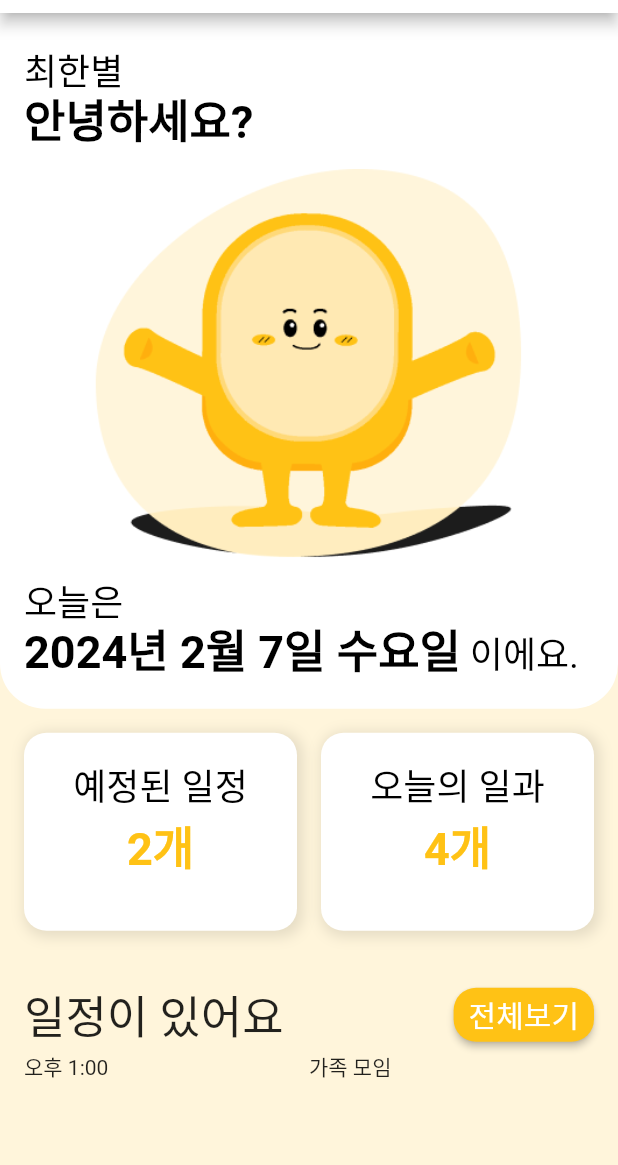
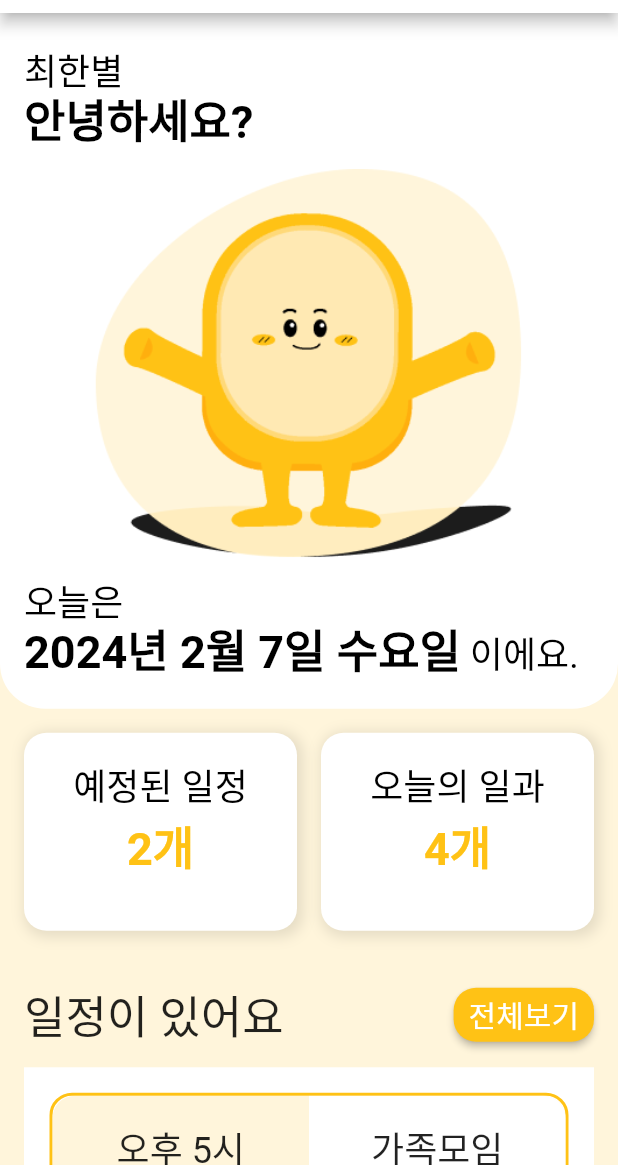
Before and after one commit to H0ngJu/atti, a Flutter app: the screen it shows after launch, on a phone screen of 412 x 824 dp, the part 71-1236 px from its top. Run offline on Flutter 3.47's test engine with Material 2 defaults, Android fonts, the phone set to English and light mode, and no system bars; our stand-ins replace firebase_core, get, table_calendar; accounts and stored records are empty.

Commit message:
#1-HomeScehdule 추가

```diff
--- a/lib/screen/HomePatient.dart
+++ b/lib/screen/HomePatient.dart
@@ -12,8 +12,7 @@ class User {
   final String? scheduleName;
   final String? scheduleTime;
 
-  User(
-      {this.name,
+  User({this.name,
     this.routine,
     this.routineImgUrl,
     this.routineName,
@@ -92,7 +91,7 @@ class _HomePatientState extends State<HomePatient> {
             Container(margin: EdgeInsets.all(16), child: HomeTodaySummary()),
             Container(
               margin: EdgeInsets.all(16),
-              child: HomeSchedule(),
+              child: HomeSchedule(dummy: dummy),
             )
           ],
         ),
@@ -285,7 +284,9 @@ class _HomeTodaySummaryState extends State<HomeTodaySummary> {
 
 // 일정이 있어요
 class HomeSchedule extends StatefulWidget {
-  const HomeSchedule({Key? key}) : super(key: key);
+  final List<User> dummy; // 수정된 부분: dummy 데이터를 받기 위한 변수 선언
+
+  const HomeSchedule({Key? key, required this.dummy}) : super(key: key);
 
   @override
   State<HomeSchedule> createState() => _HomeScheduleState();
@@ -294,6 +295,9 @@ class HomeSchedule extends StatefulWidget {
 class _HomeScheduleState extends State<HomeSchedule> {
   @override
   Widget build(BuildContext context) {
+    User user = widget.dummy[0]; // user dummy 전달
+    List<Schedule>? schedules = user.schedule; // 사용자의 일정 목록
+
     return Column(
       children: [
         Row(
@@ -320,25 +324,65 @@ class _HomeScheduleState extends State<HomeSchedule> {
             ),
           ],
         ),
+        SizedBox(height: 11),
         Container(
+          padding: EdgeInsets.all(17),
+          color: Colors.white,
           child: Column(
             children: [
-              Row(
+              // ListView.builder를 사용하여 사용자의 일정을 동적으로 표시
+              ListView.builder(
+                shrinkWrap: true, // ListView가 필요한 만큼만 공간을 차지하도록 설정
+                physics: NeverScrollableScrollPhysics(), // 스크롤 금지
+                itemCount: schedules?.length ?? 0,
+                itemBuilder: (BuildContext context, int index) {
+                  Schedule? schedule = schedules?[index];
+                  return Container(
+                    margin: EdgeInsets.only(bottom: 16),
+                    decoration: BoxDecoration(
+                      borderRadius: BorderRadius.circular(15),
+                      border: Border.all(
+                        color: Color(0xffFFC215), // 테두리 색상
+                        width: 2, // 테두리 두께
+                      ),
+                    ),
+                    child: ClipRRect(
+                      borderRadius: BorderRadius.circular(15),
+                      child: Container(
+                        color: Color(0xffFFF5DB), // 배경색을 여기에 설정
+                        child: Row(
                           children: [
                             Expanded(
                               child: Container(
-                        decoration: BoxDecoration(color: Color(0xffFFF5DB)),
-                    child: Text('오후 1:00'),
-                  )),
+                                padding: EdgeInsets.all(17),
+                                alignment: Alignment.center,
+                                child: Text(
+                                  schedule?.time ?? '',
+                                  style: TextStyle(fontSize: 24),
+                                ),
+                              ),
+                            ),
                             Expanded(
                               child: Container(
-                    child: Text('가족 모임'),
-                  )),
-                ],
-              )
+                                padding: EdgeInsets.all(17),
+                                alignment: Alignment.center,
+                                color: Colors.white,
+                                child: Text(
+                                  schedule?.name ?? '',
+                                  style: TextStyle(fontSize: 24),
+                                ),
+                              ),
+                            ),
                           ],
                         ),
-        )
+                      ),
+                    ),
+                  );
+                },
+              ),
+            ],
+          ),
+        ),
       ],
     );
   }
```
Lines whose indentation alone changed are shown as unchanged.
